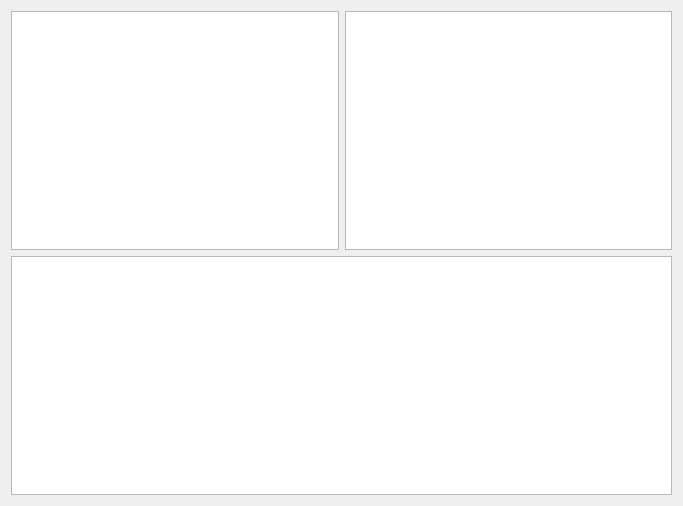
Shogpe/bmsTool, file widget.ui: the form before one commit.
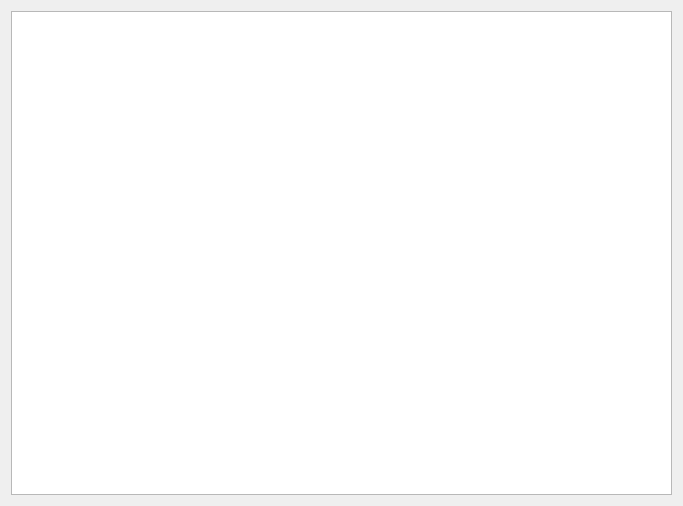
The form after the commit.

```diff
--- a/widget.ui
+++ b/widget.ui
@@ -32,19 +32,9 @@
    <bool>true</bool>
   </property>
   <layout class="QGridLayout" name="gridLayout_4">
-   <item row="3" column="0">
+   <item row="2" column="0">
     <widget class="QTableWidget" name="tableWidget"/>
    </item>
-   <item row="0" column="0">
-    <layout class="QGridLayout" name="gridLayout_2">
-     <item row="1" column="1">
-      <widget class="QTableWidget" name="tableStatus"/>
-     </item>
-     <item row="1" column="0">
-      <widget class="QTableWidget" name="tableTemp"/>
-     </item>
-    </layout>
-   </item>
   </layout>
  </widget>
  <layoutdefault spacing="6" margin="11"/>
```
